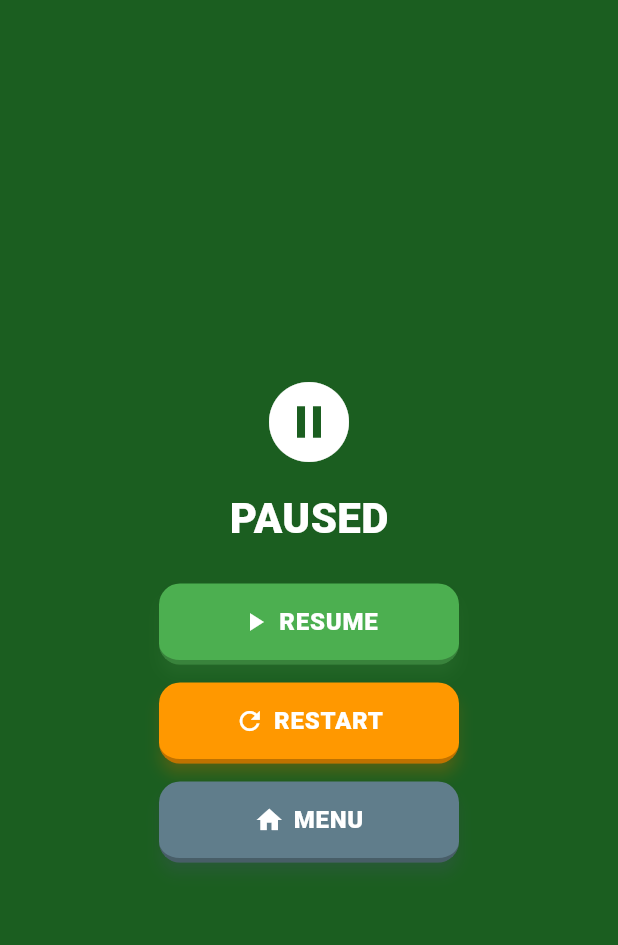
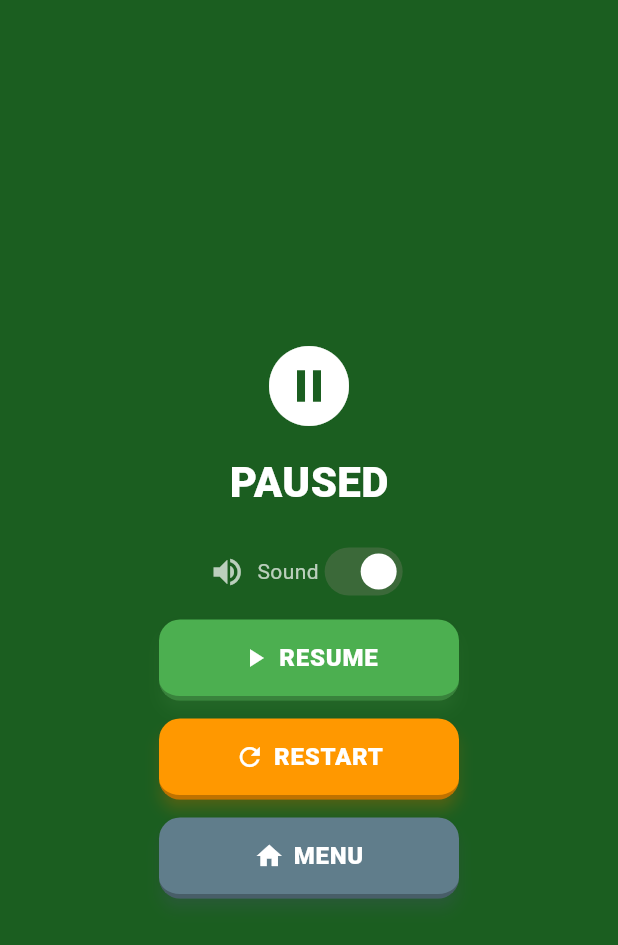
Before and after one commit to nttqn/number99-app, a Flutter app: the GameScreen screen opened directly, item 3 of the bottom bar chosen, on a phone screen of 412 x 824 dp. Shown: the top 945 px of the screen. Run offline on Flutter 3.47's test engine with Material 3 defaults, Android fonts, the phone set to English and light mode, and no system bars; drawn by our look-alikes of google_mobile_ads; our stand-ins replace shared_preferences; missing offline and left inert: flame_audio, games_services; accounts and stored records are empty; network calls fail.

Commit message:
Add a sound on/off toggle to the pause overlay
Same pattern as dino-egg-shooter: SoundService.enabledNotifier persisted
via shared_preferences, a Switch in the pause overlay bound to it (volume
icon flips with state), and every _play() call gated on `enabled` so
turning it off silences all 5 sfx immediately.

Co-Authored-By: Claude Sonnet 5 <noreply@anthropic.com>

```diff
--- a/lib/screens/game_screen.dart
+++ b/lib/screens/game_screen.dart
@@ -524,7 +524,23 @@ class _PauseOverlay extends StatelessWidget {
                 fontWeight: FontWeight.w900,
               ),
             ),
-            const SizedBox(height: 24),
+            const SizedBox(height: 16),
+            ValueListenableBuilder<bool>(
+              valueListenable: SoundService.enabledNotifier,
+              builder: (context, enabled, _) => Row(
+                mainAxisSize: MainAxisSize.min,
+                children: [
+                  Icon(
+                    enabled ? Icons.volume_up : Icons.volume_off,
+                    color: Colors.white70,
+                  ),
+                  const SizedBox(width: 8),
+                  const Text('Sound', style: TextStyle(color: Colors.white70)),
+                  Switch(value: enabled, onChanged: SoundService.setEnabled),
+                ],
+              ),
+            ),
+            const SizedBox(height: 8),
             SizedBox(
               width: 200,
               child: PillButton(
--- a/lib/services/sound_service.dart
+++ b/lib/services/sound_service.dart
@@ -1,6 +1,8 @@
 import 'dart:async';
 
 import 'package:flame_audio/flame_audio.dart';
+import 'package:flutter/foundation.dart';
+import 'package:shared_preferences/shared_preferences.dart';
 
 /// Sound effects for the game's UI/gameplay taps.
 ///
@@ -17,9 +19,17 @@ class SoundService {
   static const _select = 'sfx_select.wav';
   static const _fail = 'sfx_fail.wav';
 
+  static const _enabledPrefKey = 'sound_enabled';
+
+  /// Whether sound effects should play, persisted across launches. A
+  /// [ValueNotifier] so the pause overlay's toggle can reflect it live.
+  static final ValueNotifier<bool> enabledNotifier = ValueNotifier<bool>(true);
+  static bool get enabled => enabledNotifier.value;
+
   static final Map<String, AudioPool> _pools = {};
 
   static Future<void> preload() async {
+    await _loadEnabledState();
     try {
       await FlameAudio.audioCache.loadAll([
         _menuConfirm,
@@ -41,6 +51,25 @@ class SoundService {
     }
   }
 
+  static Future<void> _loadEnabledState() async {
+    try {
+      final prefs = await SharedPreferences.getInstance();
+      enabledNotifier.value = prefs.getBool(_enabledPrefKey) ?? true;
+    } catch (_) {
+      // Fall back to the default (enabled) if prefs aren't available.
+    }
+  }
+
+  static Future<void> setEnabled(bool value) async {
+    enabledNotifier.value = value;
+    try {
+      final prefs = await SharedPreferences.getInstance();
+      await prefs.setBool(_enabledPrefKey, value);
+    } catch (_) {
+      // Not persisting the choice isn't worth failing over.
+    }
+  }
+
   /// Menu/pause/game-over buttons that move forward: PLAY, LEADERBOARD,
   /// PAUSE, RESTART, MENU.
   static void playMenuConfirm() => _play(_menuConfirm);
@@ -58,6 +87,7 @@ class SoundService {
   static void playFail() => _play(_fail);
 
   static void _play(String file) {
+    if (!enabled) return;
     // Fire-and-forget: a sound failing to play should never interrupt
     // gameplay or navigation.
     unawaited(_playSafely(file));
```
